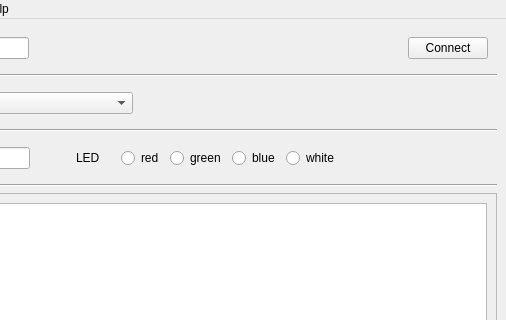
First picture: the form in python/Colorimeter/colorimeter/gui/measure/measure.ui, repository iorodeo/colorimeter, before the edit; both pictures show x 160 to 666 and y 0 to 320 of the 666 by 461 pixel window.
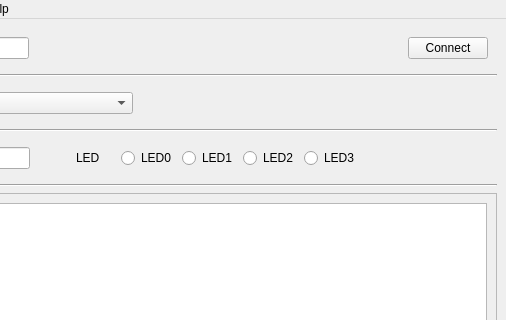
Second picture: the form after the edit. Custom widgets are drawn as their Qt base class.

Commit message: Finished modifications to measure.py so that it will work with version c pcb.

```diff
--- a/python/Colorimeter/colorimeter/gui/measure/measure.ui
+++ b/python/Colorimeter/colorimeter/gui/measure/measure.ui
@@ -200,7 +200,7 @@
           </sizepolicy>
          </property>
          <property name="text">
-          <string>red</string>
+          <string>LED0</string>
          </property>
         </widget>
        </item>
@@ -213,7 +213,7 @@
           </sizepolicy>
          </property>
          <property name="text">
-          <string>green</string>
+          <string>LED1</string>
          </property>
         </widget>
        </item>
@@ -226,14 +226,14 @@
           </sizepolicy>
          </property>
          <property name="text">
-          <string>blue</string>
+          <string>LED2</string>
          </property>
         </widget>
        </item>
        <item>
         <widget class="QRadioButton" name="whiteRadioButton">
          <property name="text">
-          <string>white</string>
+          <string>LED3</string>
          </property>
         </widget>
        </item>
```
Left out of the diff: 19 changed lines with no effect on the pictures. The commit also changes 6 other files.
